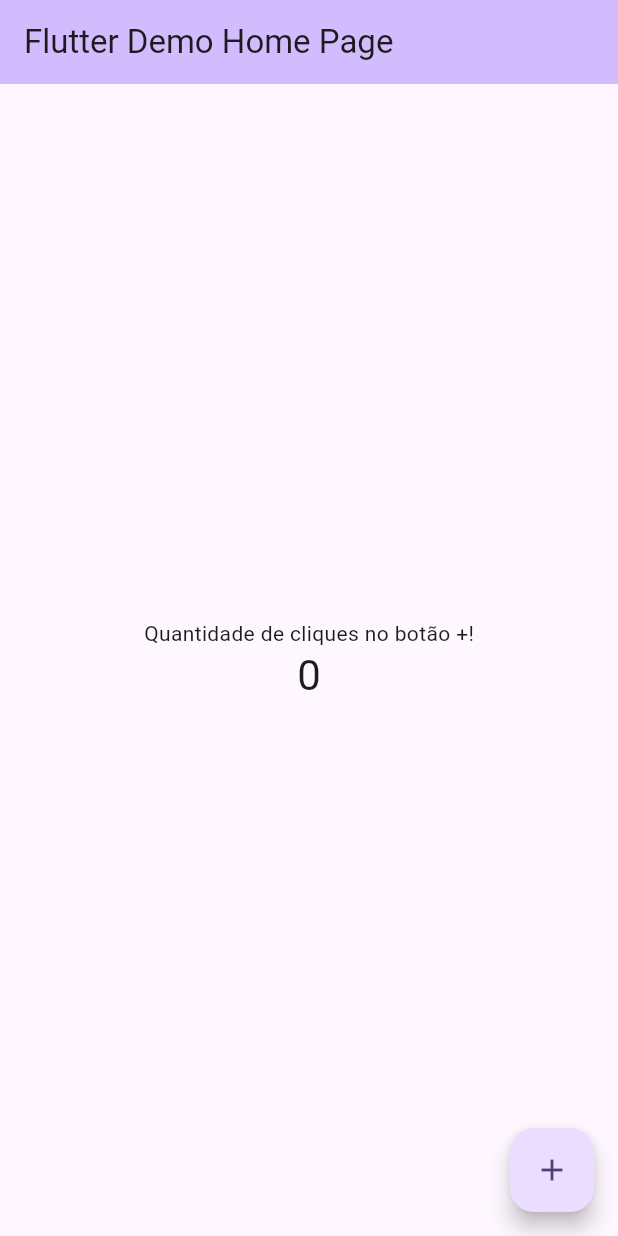
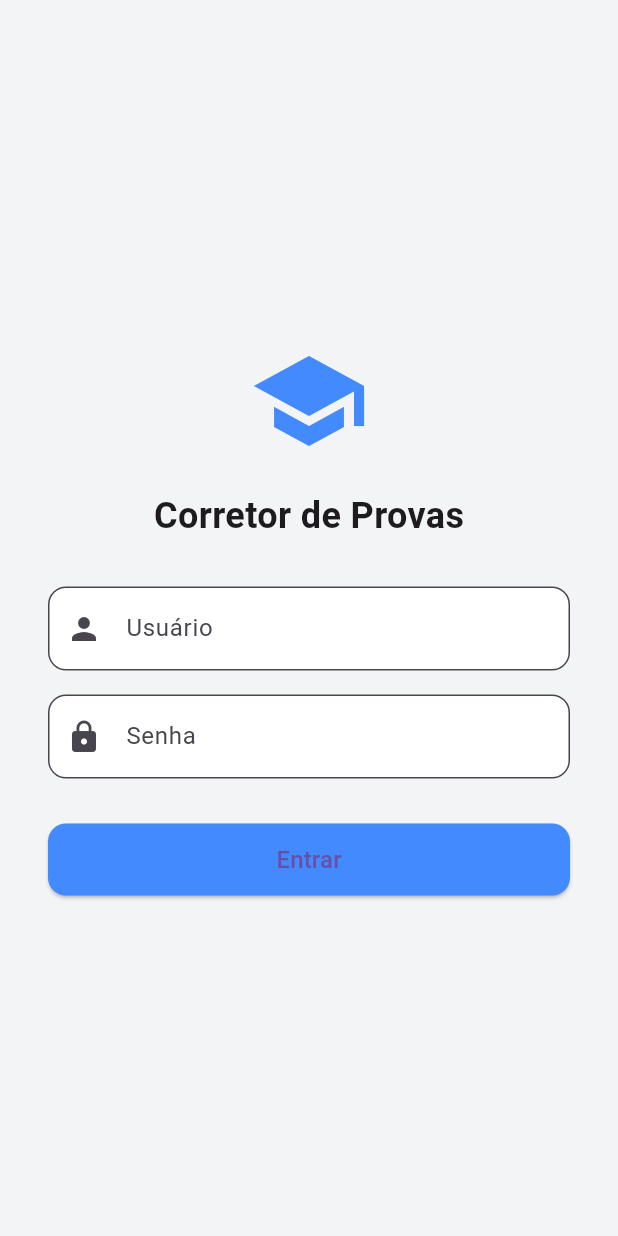
Before and after one commit to wellingtonjoaq/Hackathon-Flutter, a Flutter app: the screen it shows after launch, on a phone screen of 412 x 824 dp. Run offline on Flutter 3.47's test engine with Material 3 defaults, Android fonts, the phone set to English and light mode, and no system bars.

Commit message:
Tela de login com estilização básica

```diff
--- a/lib/main.dart
+++ b/lib/main.dart
@@ -1,4 +1,5 @@
 import 'package:flutter/material.dart';
+import 'screens/login_screen.dart';
 
 void main() {
   runApp(const MyApp());
@@ -7,116 +8,15 @@ void main() {
 class MyApp extends StatelessWidget {
   const MyApp({super.key});
 
-  // This widget is the root of your application.
   @override
   Widget build(BuildContext context) {
     return MaterialApp(
-      title: 'Flutter Demo',
+      title: 'Corretor de Provas',
       theme: ThemeData(
-        // This is the theme of your application.
-        //
-        // TRY THIS: Try running your application with "flutter run". You'll see
-        // the application has a purple toolbar. Then, without quitting the app,
-        // try changing the seedColor in the colorScheme below to Colors.green
-        // and then invoke "hot reload" (save your changes or press the "hot
-        // reload" button in a Flutter-supported IDE, or press "r" if you used
-        // the command line to start the app).
-        //
-        // Notice that the counter didn't reset back to zero; the application
-        // state is not lost during the reload. To reset the state, use hot
-        // restart instead.
-        //
-        // This works for code too, not just values: Most code changes can be
-        // tested with just a hot reload.
-        colorScheme: ColorScheme.fromSeed(seedColor: Colors.deepPurple),
+        primarySwatch: Colors.blue,
       ),
-      home: const MyHomePage(title: 'Flutter Demo Home Page'),
+      home: const LoginScreen(),
+      debugShowCheckedModeBanner: false,
     );
   }
 }
-
-class MyHomePage extends StatefulWidget {
-  const MyHomePage({super.key, required this.title});
-
-  // This widget is the home page of your application. It is stateful, meaning
-  // that it has a State object (defined below) that contains fields that affect
-  // how it looks.
-
-  // This class is the configuration for the state. It holds the values (in this
-  // case the title) provided by the parent (in this case the App widget) and
-  // used by the build method of the State. Fields in a Widget subclass are
-  // always marked "final".
-
-  final String title;
-
-  @override
-  State<MyHomePage> createState() => _MyHomePageState();
-}
-
-class _MyHomePageState extends State<MyHomePage> {
-  int _counter = 0;
-
-  void _incrementCounter() {
-    setState(() {
-      // This call to setState tells the Flutter framework that something has
-      // changed in this State, which causes it to rerun the build method below
-      // so that the display can reflect the updated values. If we changed
-      // _counter without calling setState(), then the build method would not be
-      // called again, and so nothing would appear to happen.
-      _counter++;
-    });
-  }
-
-  @override
-  Widget build(BuildContext context) {
-    // This method is rerun every time setState is called, for instance as done
-    // by the _incrementCounter method above.
-    //
-    // The Flutter framework has been optimized to make rerunning build methods
-    // fast, so that you can just rebuild anything that needs updating rather
-    // than having to individually change instances of widgets.
-    return Scaffold(
-      appBar: AppBar(
-        // TRY THIS: Try changing the color here to a specific color (to
-        // Colors.amber, perhaps?) and trigger a hot reload to see the AppBar
-        // change color while the other colors stay the same.
-        backgroundColor: Theme.of(context).colorScheme.inversePrimary,
-        // Here we take the value from the MyHomePage object that was created by
-        // the App.build method, and use it to set our appbar title.
-        title: Text(widget.title),
-      ),
-      body: Center(
-        // Center is a layout widget. It takes a single child and positions it
-        // in the middle of the parent.
-        child: Column(
-          // Column is also a layout widget. It takes a list of children and
-          // arranges them vertically. By default, it sizes itself to fit its
-          // children horizontally, and tries to be as tall as its parent.
-          //
-          // Column has various properties to control how it sizes itself and
-          // how it positions its children. Here we use mainAxisAlignment to
-          // center the children vertically; the main axis here is the vertical
-          // axis because Columns are vertical (the cross axis would be
-          // horizontal).
-          //
-          // TRY THIS: Invoke "debug painting" (choose the "Toggle Debug Paint"
-          // action in the IDE, or press "p" in the console), to see the
-          // wireframe for each widget.
-          mainAxisAlignment: MainAxisAlignment.center,
-          children: <Widget>[
-            const Text('Quantidade de cliques no botão +!'),
-            Text(
-              '$_counter',
-              style: Theme.of(context).textTheme.headlineMedium,
-            ),
-          ],
-        ),
-      ),
-      floatingActionButton: FloatingActionButton(
-        onPressed: _incrementCounter,
-        tooltip: 'Increment',
-        child: const Icon(Icons.add),
-      ), // This trailing comma makes auto-formatting nicer for build methods.
-    );
-  }
-}
--- /dev/null
+++ b/lib/screens/login_screen.dart
@@ -0,0 +1,110 @@
+import 'package:flutter/material.dart';
+import '../services/api_service.dart';
+
+class LoginScreen extends StatefulWidget {
+  const LoginScreen({super.key});
+
+  @override
+  State<LoginScreen> createState() => _LoginScreenState();
+}
+
+class _LoginScreenState extends State<LoginScreen> {
+  final _formKey = GlobalKey<FormState>();
+  final TextEditingController _usernameController = TextEditingController();
+  final TextEditingController _passwordController = TextEditingController();
+
+  bool _isLoading = false;
+  final ApiService _apiService = ApiService();
+
+  void _submit() async {
+    if (!_formKey.currentState!.validate()) return;
+
+    setState(() => _isLoading = true);
+
+    final username = _usernameController.text;
+    final password = _passwordController.text;
+
+    final success = await _apiService.login(username, password);
+
+    setState(() => _isLoading = false);
+
+    ScaffoldMessenger.of(context).showSnackBar(
+      SnackBar(
+        content: Text(success ? 'Login efetuado com sucesso!' : 'Falha no login. Verifique as credenciais.'),
+        backgroundColor: success ? Colors.green : Colors.red,
+      ),
+    );
+
+    // Aqui você pode navegar para a tela inicial se o login for bem-sucedido
+  }
+
+  @override
+  Widget build(BuildContext context) {
+    return Scaffold(
+      backgroundColor: const Color(0xFFF3F4F6),
+      body: Center(
+        child: SingleChildScrollView(
+          padding: const EdgeInsets.symmetric(horizontal: 32, vertical: 24),
+          child: Column(
+            mainAxisAlignment: MainAxisAlignment.center,
+            children: [
+              const Icon(Icons.school, size: 80, color: Colors.blueAccent),
+              const SizedBox(height: 20),
+              const Text(
+                'Corretor de Provas',
+                style: TextStyle(fontSize: 24, fontWeight: FontWeight.bold),
+              ),
+              const SizedBox(height: 30),
+              Form(
+                key: _formKey,
+                child: Column(
+                  children: [
+                    TextFormField(
+                      controller: _usernameController,
+                      decoration: _inputDecoration('Usuário', Icons.person),
+                      validator: (value) => value == null || value.isEmpty ? 'Informe o usuário' : null,
+                    ),
+                    const SizedBox(height: 16),
+                    TextFormField(
+                      controller: _passwordController,
+                      decoration: _inputDecoration('Senha', Icons.lock),
+                      obscureText: true,
+                      validator: (value) => value == null || value.isEmpty ? 'Informe a senha' : null,
+                    ),
+                    const SizedBox(height: 30),
+                    _isLoading
+                        ? const CircularProgressIndicator()
+                        : SizedBox(
+                      width: double.infinity,
+                      height: 48,
+                      child: ElevatedButton(
+                        style: ElevatedButton.styleFrom(
+                          backgroundColor: Colors.blueAccent,
+                          shape: RoundedRectangleBorder(
+                            borderRadius: BorderRadius.circular(12),
+                          ),
+                        ),
+                        onPressed: _submit,
+                        child: const Text('Entrar', style: TextStyle(fontSize: 16)),
+                      ),
+                    ),
+                  ],
+                ),
+              ),
+            ],
+          ),
+        ),
+      ),
+    );
+  }
+
+  InputDecoration _inputDecoration(String label, IconData icon) {
+    return InputDecoration(
+      labelText: label,
+      prefixIcon: Icon(icon),
+      border: OutlineInputBorder(borderRadius: BorderRadius.circular(12)),
+      filled: true,
+      fillColor: Colors.white,
+    );
+  }
+}
--- /dev/null
+++ b/lib/services/api_service.dart
@@ -0,0 +1,26 @@
+import 'dart:convert';
+import 'package:http/http.dart' as http;
+
+class ApiService {
+  static const String baseUrl = 'http://seu-backend-api.com/api'; // Mude para sua URL
+
+  Future<bool> login(String username, String password) async {
+    final url = Uri.parse('$baseUrl/login');
+    try {
+      final response = await http.post(
+        url,
+        headers: {'Content-Type': 'application/json'},
+        body: jsonEncode({'username': username, 'password': password}),
+      );
+
+      if (response.statusCode == 200) {
+        // Aqui você pode salvar o token, dados do usuário, etc.
+        return true;
+      }
+      return false;
+    } catch (e) {
+      print('Erro no login: $e');
+      return false;
+    }
+  }
+}
--- a/pubspec.yaml
+++ b/pubspec.yaml
@@ -30,10 +30,13 @@ environment:
 dependencies:
   flutter:
     sdk: flutter
+  cupertino_icons: ^1.0.8
+  http: ^0.13.5
+
 
   # The following adds the Cupertino Icons font to your application.
   # Use with the CupertinoIcons class for iOS style icons.
-  cupertino_icons: ^1.0.8
+
 
 dev_dependencies:
   flutter_test:
```
